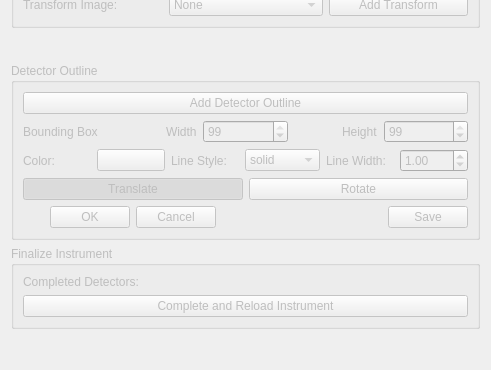
First picture: the form in hexrd/ui/resources/ui/import_data_panel.ui, repository HEXRD/hexrdgui, before the edit; both pictures show x 0 to 491 and y 201 to 571 of the 491 by 571 pixel window.
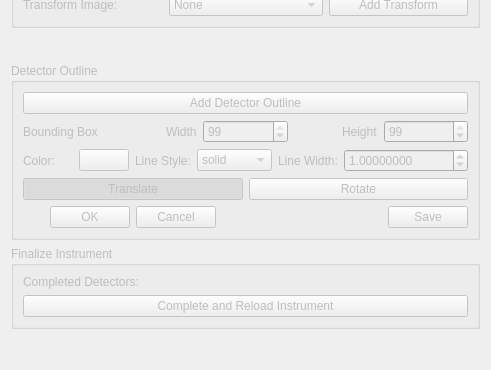
Second picture: the form after the edit. Custom widgets are drawn as their Qt base class.

Commit message:
Convert all to ScientificDoubleSpinBox
This converts all widgets that are QDoubleSpinBox to
ScientificDoubleSpinBox, except the ones inside the powder calibration
options, since they were already changed in a separate PR.

We should definitely do some testing to make sure these work...

```diff
--- a/hexrd/ui/resources/ui/import_data_panel.ui
+++ b/hexrd/ui/resources/ui/import_data_panel.ui
@@ -377,8 +377,14 @@
           <property name="keyboardTracking">
            <bool>false</bool>
           </property>
+          <property name="decimals">
+           <number>8</number>
+          </property>
           <property name="minimum">
-           <double>0.010000000000000</double>
+           <double>0.000001000000000</double>
+          </property>
+          <property name="maximum">
+           <double>1000000.000000000000000</double>
           </property>
           <property name="singleStep">
            <double>0.100000000000000</double>
@@ -536,6 +542,13 @@
    </item>
   </layout>
  </widget>
+ <customwidgets>
+  <customwidget>
+   <class>ScientificDoubleSpinBox</class>
+   <extends>QDoubleSpinBox</extends>
+   <header>scientificspinbox.h</header>
+  </customwidget>
+ </customwidgets>
  <resources/>
  <connections/>
  <buttongroups>
```
Left out of the diff: 2 changed lines with no effect on the pictures. The commit also changes 10 other files.
